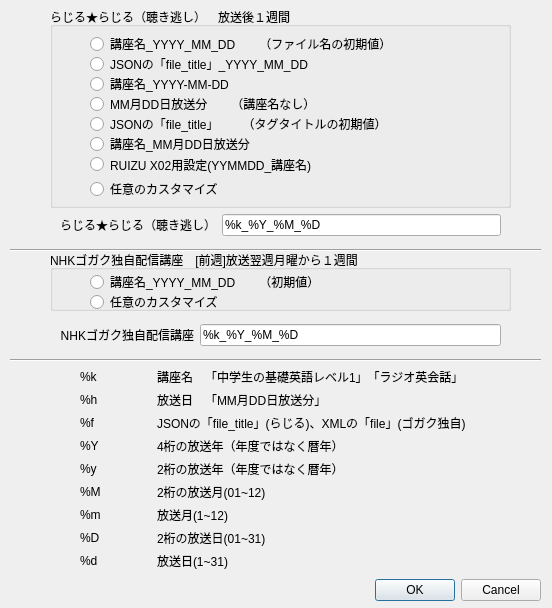
First picture: the form in customizedialog.ui, repository CSReviser/CaptureStream2, before the edit.
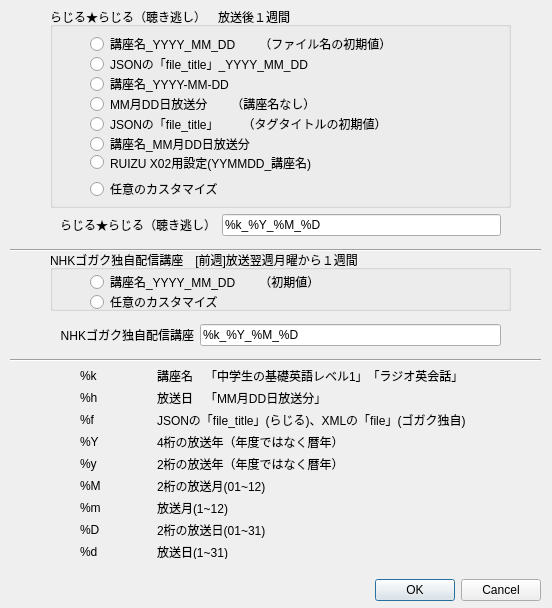
Second picture: the form after the edit.

```diff
--- a/customizedialog.ui
+++ b/customizedialog.ui
@@ -94,7 +94,7 @@
      <x>80</x>
      <y>368</y>
      <width>386</width>
-     <height>201</height>
+     <height>191</height>
     </rect>
    </property>
    <layout class="QGridLayout" name="gridLayout_2">
@@ -346,7 +346,7 @@
     <property name="geometry">
      <rect>
       <x>40</x>
-      <y>147</y>
+      <y>145</y>
       <width>361</width>
       <height>21</height>
      </rect>
```
